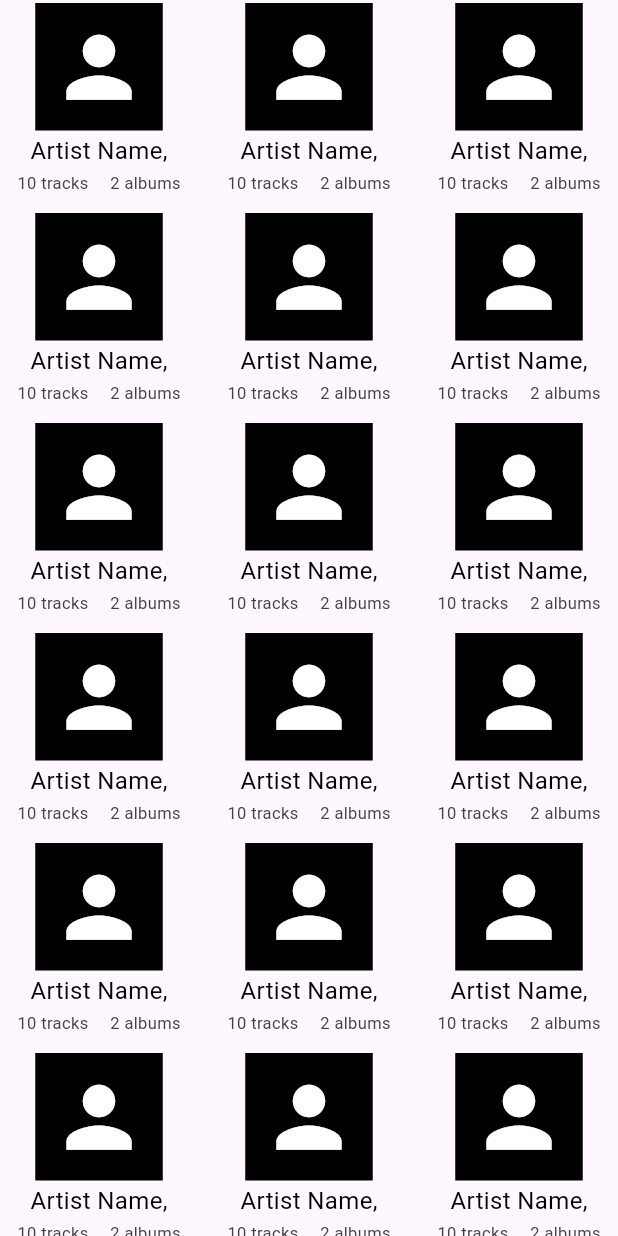
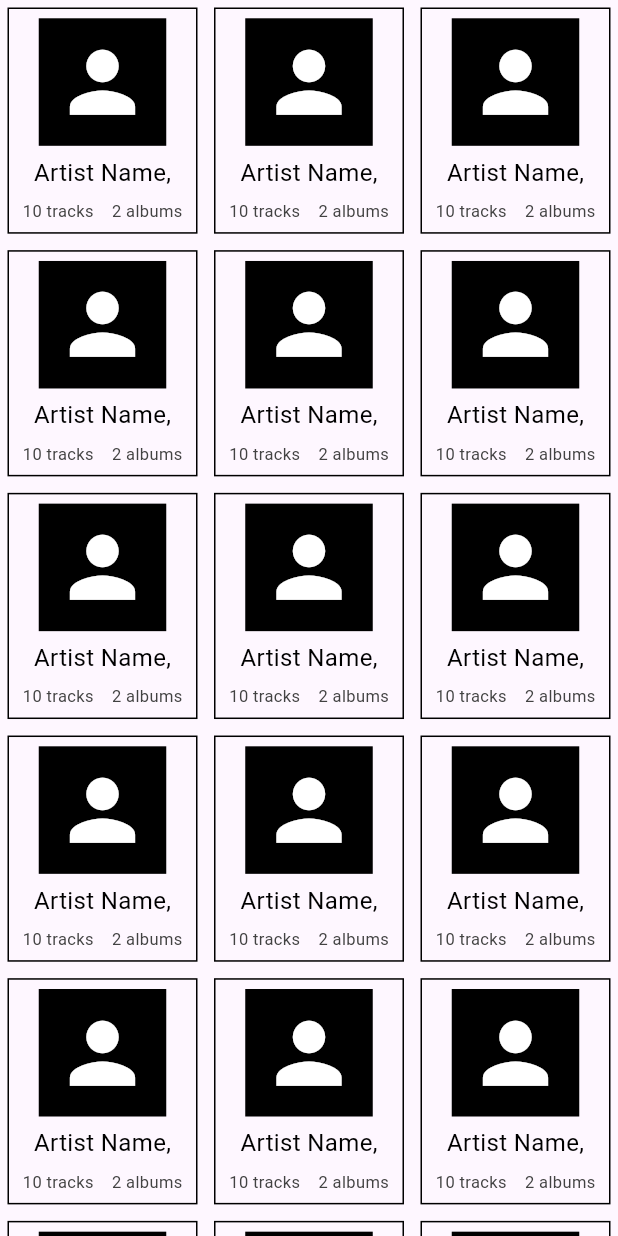
Before and after one commit to Fine-Guy-21/Flutter_Music_Player, a Flutter app: the ArtistsContainer widget shown alone on an empty page, opened directly with empty values, on a phone screen of 412 x 824 dp. Run offline on Flutter 3.47's test engine with Material 3 defaults, Android fonts, the phone set to English and light mode, and no system bars; our stand-ins replace material_design_icons_flutter.

Commit message:
albums ui updated

```diff
--- a/fine_music_player/lib/view/screen/home.dart
+++ b/fine_music_player/lib/view/screen/home.dart
@@ -129,7 +129,7 @@ class _HomePageState extends State<HomePage>
         FoldersContainer(isDarkMode: isdarkmode),
         PlaylistsContainer(isDarkMode: isdarkmode),
         ArtistsContainer(isDarkMode: isdarkmode),
-        AlbumsContainer(),
+        AlbumsContainer(isDarkMode: isdarkmode),
         GenresContainer(),
         MostplayedContainer(),
       ],
--- a/fine_music_player/lib/view/widgets/artists.dart
+++ b/fine_music_player/lib/view/widgets/artists.dart
@@ -5,7 +5,7 @@ class ArtistsContainer extends StatelessWidget {
   final bool isDarkMode;
   const ArtistsContainer({super.key, required this.isDarkMode});
 
-  final int artistscount = 40;
+  final int artistscount = 21;
   final String name = "";
   @override
   Widget build(BuildContext context) {
@@ -17,18 +17,26 @@ class ArtistsContainer extends StatelessWidget {
             physics: BouncingScrollPhysics(),
             gridDelegate: SliverGridDelegateWithFixedCrossAxisCount(
               crossAxisCount: 3,
-              crossAxisSpacing: 8,
-              mainAxisSpacing: 8,
-              childAspectRatio: 1,
+              crossAxisSpacing: 1,
+              mainAxisSpacing: 1,
+              childAspectRatio: 0.85,
             ),
             itemCount: artistscount,
             itemBuilder: (context, index) {
-              return GestureDetector(
-                onTap: () {},
-                child: _buildArtistsGrid(appColors),
-              );
+              return Container(
+                  margin: EdgeInsets.symmetric(vertical: 5, horizontal: 5),
+                  decoration: BoxDecoration(
+                      border: Border.all(
+                          width: 1, color: appColors.primaryTextColor)),
+                  child: GestureDetector(
+                    onTap: () {},
+                    child: _buildArtistsGrid(appColors),
+                  ));
             })
-        : Text('No Artists found ');
+        : Align(
+            alignment: Alignment.center,
+            child: Text('No Artists found '),
+          );
   }
 
   Widget _buildArtistsGrid(AppColors color) {
--- a/fine_music_player/pubspec.yaml
+++ b/fine_music_player/pubspec.yaml
@@ -38,6 +38,7 @@ dependencies:
   audioplayers: ^6.4.0
   file_picker: ^10.0.0
   path_provider: ^2.1.5
+  material_design_icons_flutter: ^7.0.7296
 
 dev_dependencies:
   flutter_test:
```
Also changed, not shown: fine_music_player/lib/view/widgets/albums.dart (+64 -5 lines), fine_music_player/pubspec.lock.
